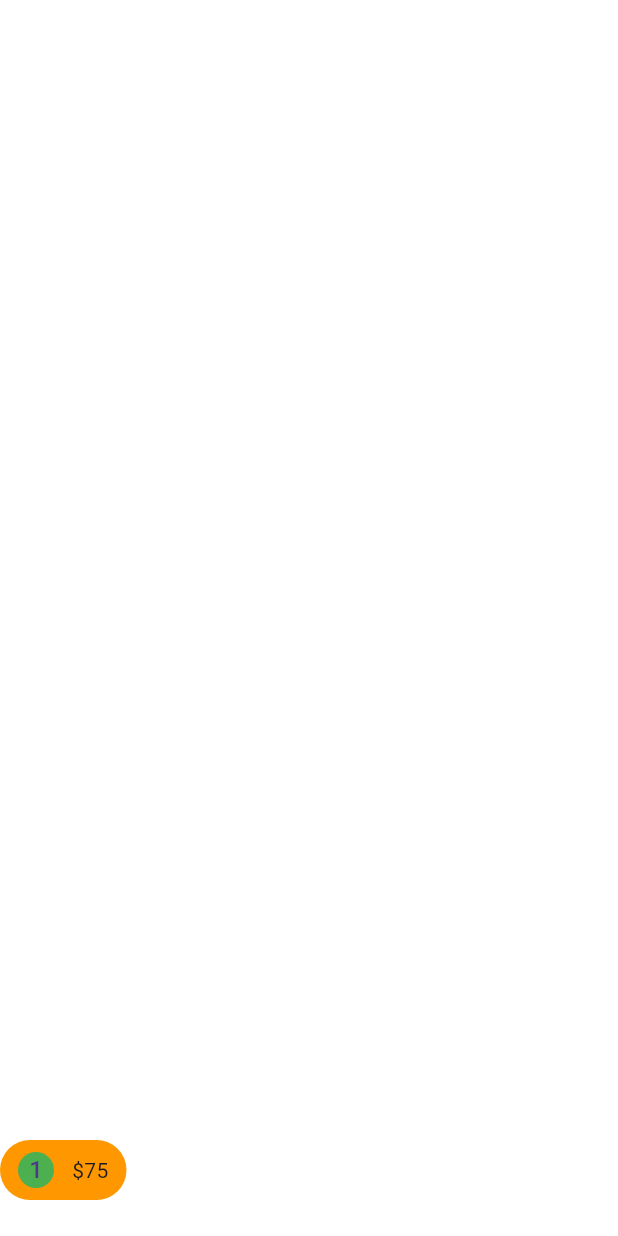
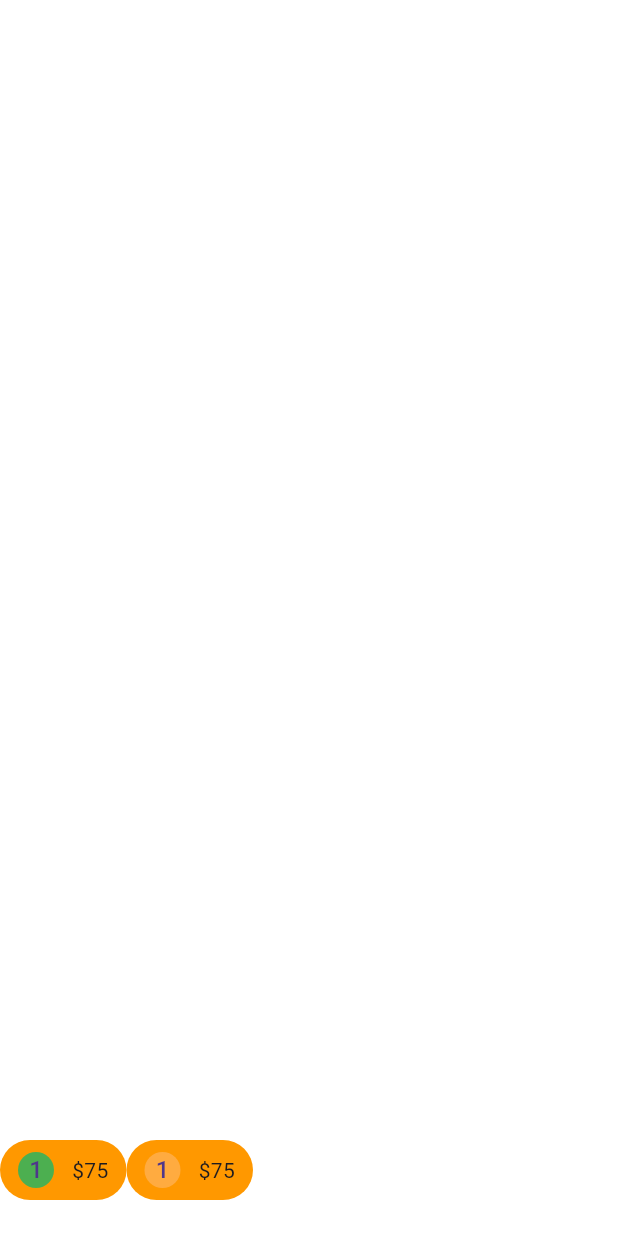
Before and after one commit to JAICHANGPARK/flutter_notebook_chapter_43, a Flutter app: the MarketplaceCartPage screen opened directly, on a phone screen of 412 x 824 dp. Run offline on Flutter 3.47's test engine with Material 3 defaults, Android fonts, the phone set to English and light mode, and no system bars; our stand-ins replace gap, hugeicons.

Commit message:
Update marketplace_cart_page.dart

```diff
--- a/lib/ep2168_marketplace_app/ui/marketplace_cart_page.dart
+++ b/lib/ep2168_marketplace_app/ui/marketplace_cart_page.dart
@@ -68,6 +68,27 @@ class _MarketplaceCartPageState extends State<MarketplaceCartPage> {
                         Text("\$75")
                       ],
                     ),
+                  ),
+                  Container(
+                    decoration: BoxDecoration(
+                      color: Colors.orange,
+                      borderRadius: BorderRadius.circular(24),
+                    ),
+                    padding: EdgeInsets.symmetric(
+                      horizontal: 12,
+                      vertical: 8,
+                    ),
+                    child: Row(
+                      children: [
+                        CircleAvatar(
+                          radius: 12,
+                       backgroundColor: Colors.orangeAccent,
+                          child: Text("1"),
+                        ),
+                        Gap(12),
+                        Text("\$75")
+                      ],
+                    ),
                   )
                 ],
               ),
```
